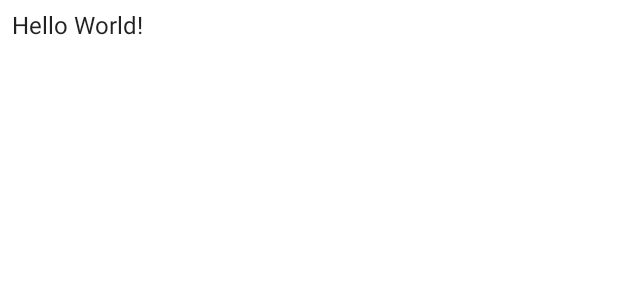
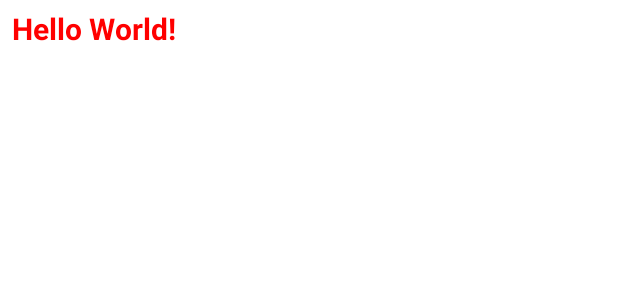
Before and after one commit to MirzaUkas/LearnCompose, an Android app built with Jetpack Compose: the @Preview function DefaultPreview, on a phone screen of 412 x 824 dp. Shown: the top 300 px of the screen. Run offline under Robolectric (Android 15) with nearby library versions, the phone set to English and light mode, and no system bars.

Commit message:
Customizing Text Composable

```diff
--- a/app/src/main/java/mirz/study/learncompose/MainActivity.kt
+++ b/app/src/main/java/mirz/study/learncompose/MainActivity.kt
@@ -13,8 +13,12 @@ import androidx.compose.material.Surface
 import androidx.compose.material.Text
 import androidx.compose.runtime.Composable
 import androidx.compose.ui.Modifier
+import androidx.compose.ui.graphics.Color
+import androidx.compose.ui.text.TextStyle
+import androidx.compose.ui.text.font.FontWeight
 import androidx.compose.ui.tooling.preview.Preview
 import androidx.compose.ui.unit.dp
+import androidx.compose.ui.unit.sp
 import mirz.study.learncompose.ui.theme.LearnComposeTheme
 
 class MainActivity : ComponentActivity() {
@@ -41,7 +45,12 @@ fun GreetingText(name: String) {
             .height(100.dp)
             .width(200.dp)
             .padding(8.dp)
-            .clickable {  }
+            .clickable { },
+        style = TextStyle(
+            color = Color.Red,
+            fontSize = 20.sp,
+            fontWeight = FontWeight.Bold
+        )
     )
 }
 
```
